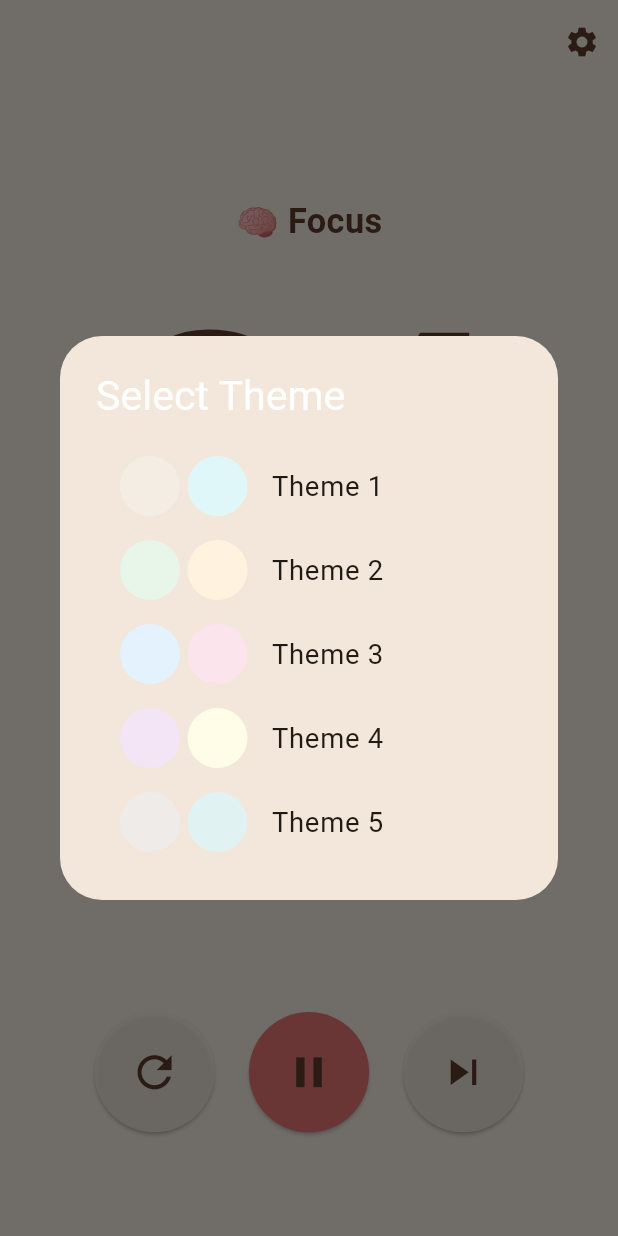
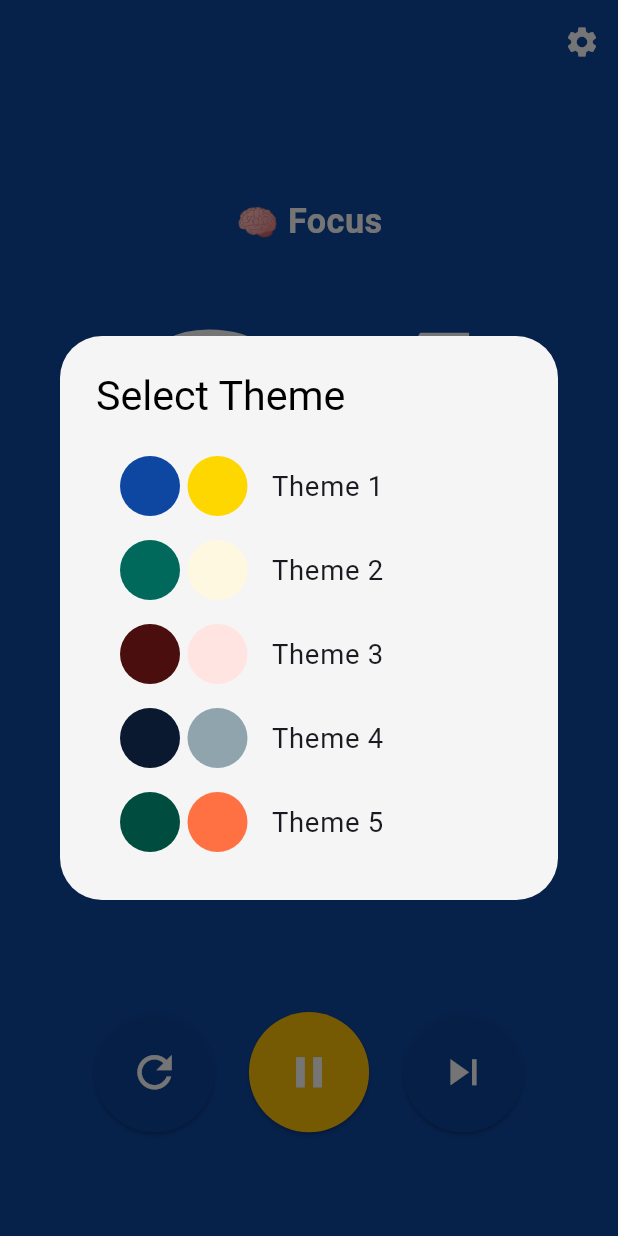
Before and after one commit to vishnutk41/pomodoro_app, a Flutter app: the screen it shows after launch, item 2 of the bottom bar chosen, after a tap on the "settings" icon, on a phone screen of 412 x 824 dp. Run offline on Flutter 3.47's test engine with Material 3 defaults, Android fonts, the light colour scheme and no system bars; our stand-ins replace audioplayers, flutter_screenutil, shared_preferences.

Commit message:
sharedpreferences and theme selection

```diff
--- a/lib/main.dart
+++ b/lib/main.dart
@@ -1,37 +1,19 @@
 import 'package:flutter/material.dart';
+import 'package:provider/provider.dart';
 import 'package:flutter_screenutil/flutter_screenutil.dart';
-import 'package:pomodoro_cat/pomodoro_timer.dart';
-import 'package:provider/provider.dart';
+import 'package:shared_preferences/shared_preferences.dart';
 import 'timer_provider.dart';
+import 'pomodoro_timer.dart';
+import 'theme_data.dart';
+import 'splash_screen.dart';
 
-void main() {
+void main() async {
+  WidgetsFlutterBinding.ensureInitialized();
+  await SharedPreferences.getInstance(); // Initialize SharedPreferences
   runApp(
-    ScreenUtilInit(
-      designSize: const Size(
-        360,
-        690,
-      ), // You can adjust this based on your design
-      minTextAdapt: true,
-      splitScreenMode: true,
-      builder: (context, child) {
-        return ChangeNotifierProvider(
+    ChangeNotifierProvider(
       create: (context) => TimerProvider(),
-          child: MaterialApp(
-            debugShowCheckedModeBanner: false,
-            title: 'Pomodoro Timer',
-            theme: ThemeData(
-              colorScheme: ColorScheme.fromSeed(
-                seedColor: const Color(0xFFF4EBE4),
-                primary: const Color(0xFF4A3728),
-                secondary: const Color(0xFFE88D7E),
-              ),
-              scaffoldBackgroundColor: const Color(0xFFF4EBE4),
-              textTheme: Typography.englishLike2018.apply(fontSizeFactor: 1.sp),
-            ),
-            home: const PomodoroTimer(),
-          ),
-        );
-      },
+      child: const MyApp(),
     ),
   );
 }
@@ -41,21 +23,35 @@ class MyApp extends StatelessWidget {
 
   @override
   Widget build(BuildContext context) {
+    return ScreenUtilInit(
+      designSize: const Size(360, 690),
+      minTextAdapt: true,
+      splitScreenMode: true,
+      builder: (context, child) {
+        return Consumer<TimerProvider>(
+          builder: (context, timerProvider, _) {
+            final theme = timerProvider.currentTheme;
             return MaterialApp(
-      title: 'Focus Timer',
+              debugShowCheckedModeBanner: false,
+              title: 'Pomodoro Timer',
               theme: ThemeData(
                 colorScheme: ColorScheme.fromSeed(
-          seedColor: const Color(0xFFF4EBE4),
-          primary: const Color(0xFF4A3728),
-          secondary: const Color(0xFFE88D7E),
+                  seedColor: theme.workBackgroundColor,
+                  primary: theme.workTimerColor,
+                  secondary: theme.buttonColor,
                 ),
-        scaffoldBackgroundColor: const Color(0xFFF4EBE4),
-        textTheme: const TextTheme(
-          bodyLarge: TextStyle(color: Color(0xFF4A3728)),
-          bodyMedium: TextStyle(color: Color(0xFF4A3728)),
+                scaffoldBackgroundColor: theme.workBackgroundColor,
+                textTheme: Typography.englishLike2018.apply(fontSizeFactor: 1.sp),
               ),
-      ),
-      home: const PomodoroTimer(),
+              initialRoute: '/',
+              routes: {
+                '/': (context) => const SplashScreen(),
+                '/home': (context) => const PomodoroTimer(),
+              },
+            );
+          },
+        );
+      },
     );
   }
 }
--- a/lib/pomodoro_timer.dart
+++ b/lib/pomodoro_timer.dart
@@ -18,15 +18,17 @@ class PomodoroTimer extends StatelessWidget {
 
   @override
   Widget build(BuildContext context) {
-    final timerProvider = Provider.of<TimerProvider>(context);
+    return Consumer<TimerProvider>(
+      builder: (context, timerProvider, _) {
         final theme = timerProvider.currentTheme;
-
         return Scaffold(
-      backgroundColor: timerProvider.isWorkTime
+          backgroundColor:
+              timerProvider.isWorkTime
                   ? theme.workBackgroundColor
                   : theme.breakBackgroundColor,
           appBar: AppBar(
-        backgroundColor: timerProvider.isWorkTime
+            backgroundColor:
+                timerProvider.isWorkTime
                     ? theme.workBackgroundColor
                     : theme.breakBackgroundColor,
             elevation: 0,
@@ -35,11 +37,12 @@ class PomodoroTimer extends StatelessWidget {
                 onPressed: () => _showThemeSelector(context, timerProvider),
                 icon: Icon(
                   Icons.settings,
-              color: timerProvider.isWorkTime
+                  color:
+                      timerProvider.isWorkTime
                           ? theme.workTimerColor
                           : theme.breakTimerColor,
                 ),
-          )
+              ),
             ],
           ),
           body: Center(
@@ -49,7 +52,8 @@ class PomodoroTimer extends StatelessWidget {
                 Container(
                   padding: EdgeInsets.all(8.0.r),
                   decoration: BoxDecoration(
-                color: timerProvider.isWorkTime
+                    color:
+                        timerProvider.isWorkTime
                             ? theme.workBackgroundColor.withOpacity(0.8)
                             : theme.breakBackgroundColor.withOpacity(0.8),
                     borderRadius: BorderRadius.circular(20.r),
@@ -58,7 +62,8 @@ class PomodoroTimer extends StatelessWidget {
                     timerProvider.isWorkTime ? '🧠 Focus' : '☕ Short Break',
                     style: AppStyles.modeTextStyle(
                       isWorkTime: timerProvider.isWorkTime,
-                  color: timerProvider.isWorkTime
+                      color:
+                          timerProvider.isWorkTime
                               ? theme.workTimerColor
                               : theme.breakTimerColor,
                     ),
@@ -71,7 +76,8 @@ class PomodoroTimer extends StatelessWidget {
                       _formatMinutes(timerProvider.remainingTime),
                       style: AppStyles.timerTextStyle(
                         isWorkTime: timerProvider.isWorkTime,
-                    color: timerProvider.isWorkTime
+                        color:
+                            timerProvider.isWorkTime
                                 ? theme.workTimerColor
                                 : theme.breakTimerColor,
                       ),
@@ -80,7 +86,8 @@ class PomodoroTimer extends StatelessWidget {
                       _formatSeconds(timerProvider.remainingTime),
                       style: AppStyles.timerTextStyle(
                         isWorkTime: timerProvider.isWorkTime,
-                    color: timerProvider.isWorkTime
+                        color:
+                            timerProvider.isWorkTime
                                 ? theme.workTimerColor
                                 : theme.breakTimerColor,
                       ),
@@ -90,7 +97,12 @@ class PomodoroTimer extends StatelessWidget {
                 Row(
                   mainAxisAlignment: MainAxisAlignment.center,
                   children: <Widget>[
-                _buildControlButton(Icons.refresh, timerProvider.resetTimer, theme, timerProvider.isWorkTime),
+                    _buildControlButton(
+                      Icons.refresh,
+                      timerProvider.resetTimer,
+                      theme,
+                      timerProvider.isWorkTime,
+                    ),
                     SizedBox(width: 20.w),
                     _buildControlButton(
                       timerProvider.isRunning ? Icons.pause : Icons.play_arrow,
@@ -114,6 +126,8 @@ class PomodoroTimer extends StatelessWidget {
             ),
           ),
         );
+      },
+    );
   }
 
   Widget _buildControlButton(
@@ -128,10 +142,15 @@ class PomodoroTimer extends StatelessWidget {
       style: ElevatedButton.styleFrom(
         shape: const CircleBorder(),
         padding: EdgeInsets.all(20.r),
-        backgroundColor: isMain
+        backgroundColor:
+            isMain
                 ? theme.buttonColor
-            : (isWorkTime ? theme.workBackgroundColor : theme.breakBackgroundColor).withOpacity(0.8),
-        foregroundColor: isWorkTime ? theme.workTimerColor : theme.breakTimerColor,
+                : (isWorkTime
+                        ? theme.workBackgroundColor
+                        : theme.breakBackgroundColor)
+                    .withOpacity(0.8),
+        foregroundColor:
+            isWorkTime ? theme.workTimerColor : theme.breakTimerColor,
       ),
       child: Icon(icon, size: 30.r),
     );
@@ -142,7 +161,11 @@ class PomodoroTimer extends StatelessWidget {
       context: context,
       builder: (BuildContext context) {
         return AlertDialog(
-          title: const Text('Select Theme'),
+          backgroundColor: Colors.grey[100],
+          title: const Text(
+            'Select Theme',
+            style: TextStyle(color: Colors.black),
+          ),
           content: SizedBox(
             width: double.maxFinite,
             child: ListView.builder(
@@ -154,14 +177,24 @@ class PomodoroTimer extends StatelessWidget {
                   leading: Row(
                     mainAxisSize: MainAxisSize.min,
                     children: [
-                      CircleAvatar(backgroundColor: theme.workBackgroundColor),
+                      Container(
+                        decoration: BoxDecoration(shape: BoxShape.circle),
+                        child: CircleAvatar(
+                          backgroundColor: theme.workBackgroundColor,
+                        ),
+                      ),
                       SizedBox(width: 5),
-                      CircleAvatar(backgroundColor: theme.breakBackgroundColor),
+                      Container(
+                        decoration: BoxDecoration(shape: BoxShape.circle),
+                        child: CircleAvatar(
+                          backgroundColor: theme.breakBackgroundColor,
+                        ),
+                      ),
                     ],
                   ),
                   title: Text('Theme ${index + 1}'),
-                  onTap: () {
-                    timerProvider.setTheme(index);
+                  onTap: () async {
+                    await timerProvider.setTheme(index);
                     Navigator.of(context).pop();
                   },
                 );
--- /dev/null
+++ b/lib/splash_screen.dart
@@ -0,0 +1,104 @@
+import 'package:flutter/material.dart';
+
+class SplashScreen extends StatefulWidget {
+  const SplashScreen({super.key});
+
+  @override
+  State<SplashScreen> createState() => _SplashScreenState();
+}
+
+class _SplashScreenState extends State<SplashScreen> with SingleTickerProviderStateMixin {
+  late AnimationController _controller;
+  late Animation<double> _scaleAnimation;
+
+  @override
+  void initState() {
+    super.initState();
+    _controller = AnimationController(
+      vsync: this,
+      duration: const Duration(milliseconds: 1200),
+    );
+    _scaleAnimation = CurvedAnimation(parent: _controller, curve: Curves.elasticOut);
+    _controller.forward();
+    Future.delayed(const Duration(seconds: 2), () {
+      Navigator.of(context).pushReplacementNamed('/home');
+    });
+  }
+
+  @override
+  void dispose() {
+    _controller.dispose();
+    super.dispose();
+  }
+
+  @override
+  Widget build(BuildContext context) {
+    return Scaffold(
+      body: Container(
+        decoration: const BoxDecoration(
+          gradient: LinearGradient(
+            colors: [Color(0xFF2196F3), Color(0xFFFF7043)],
+            begin: Alignment.topLeft,
+            end: Alignment.bottomRight,
+          ),
+        ),
+        child: Center(
+          child: Column(
+            mainAxisAlignment: MainAxisAlignment.center,
+            children: [
+              ScaleTransition(
+                scale: _scaleAnimation,
+                child: Container(
+                  decoration: BoxDecoration(
+                    shape: BoxShape.circle,
+                    boxShadow: [
+                      BoxShadow(
+                        color: Colors.black.withOpacity(0.2),
+                        blurRadius: 24,
+                        spreadRadius: 2,
+                        offset: const Offset(0, 8),
+                      ),
+                    ],
+                  ),
+                  child: ClipOval(
+                    child: Image.asset(
+                      'assets/images/Pom25.png',
+                      width: 120,
+                      height: 120,
+                      fit: BoxFit.cover,
+                    ),
+                  ),
+                ),
+              ),
+              const SizedBox(height: 32),
+              TweenAnimationBuilder<double>(
+                tween: Tween(begin: 0, end: 1),
+                duration: const Duration(milliseconds: 1200),
+                builder: (context, value, child) => Opacity(
+                  opacity: value,
+                  child: child,
+                ),
+                child: const Text(
+                  'Pom65',
+                  style: TextStyle(
+                    fontSize: 38,
+                    fontWeight: FontWeight.bold,
+                    color: Colors.white,
+                    letterSpacing: 3,
+                    shadows: [
+                      Shadow(
+                        color: Colors.black26,
+                        blurRadius: 8,
+                        offset: Offset(0, 3),
+                      ),
+                    ],
+                  ),
+                ),
+              ),
+            ],
+          ),
+        ),
+      ),
+    );
+  }
+}
--- a/lib/theme_data.dart
+++ b/lib/theme_data.dart
@@ -18,40 +18,49 @@ class AppTheme {
 
 class AppThemeData {
   static final List<AppTheme> themes = [
+    // 1. Royal Blue + Gold (Luxurious & Professional)
     AppTheme(
-      workBackgroundColor: const Color(0xFFF4EDE4),
-      breakBackgroundColor: const Color(0xFFE0F7FA),
-      workTimerColor: const Color(0xFF5D3B2E),
-      breakTimerColor: const Color(0xFF00796B),
-      buttonColor: const Color(0xFFE57373),
+      workBackgroundColor: const Color(0xFF0D47A1), // Royal Blue
+      breakBackgroundColor: const Color(0xFFFFD700), // Gold
+      workTimerColor: const Color(0xFFFFFFFF),
+      breakTimerColor: const Color(0xFF1A237E),
+      buttonColor: const Color(0xFFFFC107), // Golden Yellow
     ),
+
+    // 2. Emerald + Champagne (Classy & Calming)
     AppTheme(
-      workBackgroundColor: const Color(0xFFE8F5E9),
-      breakBackgroundColor: const Color(0xFFFFF3E0),
-      workTimerColor: const Color(0xFF2E7D32),
-      breakTimerColor: const Color(0xFFE65100),
-      buttonColor: const Color(0xFF81C784),
+      workBackgroundColor: const Color(0xFF00695C), // Emerald Green
+      breakBackgroundColor: const Color(0xFFFFF8E1), // Champagne
+      workTimerColor: const Color(0xFFFFFFFF),
+      breakTimerColor: const Color(0xFF004D40),
+      buttonColor: const Color(0xFF26A69A), // Aqua Green
     ),
+
+    // 3. Burgundy + Rose Gold (Elegant & Romantic)
     AppTheme(
-      workBackgroundColor: const Color(0xFFE3F2FD),
-      breakBackgroundColor: const Color(0xFFFCE4EC),
-      workTimerColor: const Color(0xFF1565C0),
-      breakTimerColor: const Color(0xFFC2185B),
-      buttonColor: const Color(0xFF64B5F6),
+      workBackgroundColor: const Color(0xFF4A0E0E), // Deep Burgundy
+      breakBackgroundColor: const Color(0xFFFFE4E1), // Soft Rose
+      workTimerColor: const Color(0xFFFFCDD2),
+      breakTimerColor: const Color(0xFF3E2723),
+      buttonColor: const Color(0xFFD4A5A5), // Rose Gold
     ),
+
+    // 4. Midnight Navy + Silver (Modern & Sophisticated)
     AppTheme(
-      workBackgroundColor: const Color(0xFFF3E5F5),
-      breakBackgroundColor: const Color(0xFFFFFDE7),
-      workTimerColor: const Color(0xFF6A1B9A),
-      breakTimerColor: const Color(0xFFF9A825),
-      buttonColor: const Color(0xFFBA68C8),
+      workBackgroundColor: const Color(0xFF0A192F), // Midnight Navy
+      breakBackgroundColor: const Color(0xFF90A4AE), // Silver Grey
+      workTimerColor: const Color(0xFFFFFFFF),
+      breakTimerColor: const Color(0xFF212121),
+      buttonColor: const Color(0xFFB0BEC5), // Metallic Silver
     ),
+
+    // 5. Deep Teal + Coral (Trendy & Stylish)
     AppTheme(
-      workBackgroundColor: const Color(0xFFEFEBE9),
-      breakBackgroundColor: const Color(0xFFE0F2F1),
-      workTimerColor: const Color(0xFF4E342E),
-      breakTimerColor: const Color(0xFF00695C),
-      buttonColor: const Color(0xFFA1887F),
+      workBackgroundColor: const Color(0xFF004D40), // Deep Teal
+      breakBackgroundColor: const Color(0xFFFF7043), // Coral
+      workTimerColor: const Color(0xFFFFFFFF),
+      breakTimerColor: const Color(0xFFFFFFFF),
+      buttonColor: const Color(0xFF26C6DA), // Aqua Accent
     ),
   ];
 }
--- a/lib/timer_provider.dart
+++ b/lib/timer_provider.dart
@@ -1,6 +1,7 @@
 import 'package:flutter/material.dart';
 import 'dart:async';
 import 'package:audioplayers/audioplayers.dart';
+import 'package:shared_preferences/shared_preferences.dart';
 import 'theme_data.dart';
 
 class TimerProvider with ChangeNotifier {
@@ -20,9 +21,31 @@ class TimerProvider with ChangeNotifier {
   int _currentThemeIndex = 0;
   AppTheme get currentTheme => AppThemeData.themes[_currentThemeIndex];
 
-  void setTheme(int index) {
+  TimerProvider() {
+    _loadTheme();
+  }
+
+  Future<void> _loadTheme() async {
+    try {
+      final prefs = await SharedPreferences.getInstance();
+      _currentThemeIndex = prefs.getInt('themeIndex') ?? 0;
+      notifyListeners();
+    } catch (e) {
+      print('Error loading theme: $e');
+      // Set a default theme if there's an error
+      _currentThemeIndex = 0;
+    }
+  }
+
+  Future<void> setTheme(int index) async {
     if (index >= 0 && index < AppThemeData.themes.length) {
       _currentThemeIndex = index;
+      try {
+        final prefs = await SharedPreferences.getInstance();
+        await prefs.setInt('themeIndex', index);
+      } catch (e) {
+        print('Error saving theme: $e');
+      }
       notifyListeners();
     }
   }
```
Lines whose indentation alone changed are shown as unchanged.
